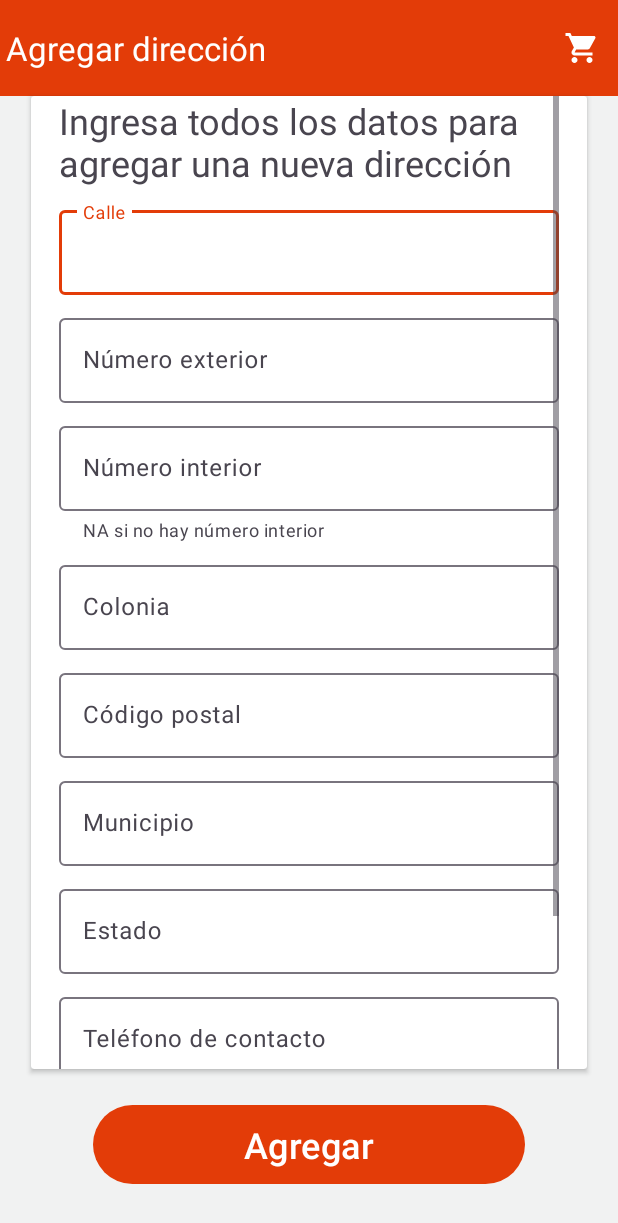
After one commit to alpi2111/LiikeGomi, an Android app: the AddAddressActivity screen opened directly, with no data from a screen before it, on a phone screen of 412 x 824 dp. The commit adds this screen. Shown: the top 1223 px of the screen. Run offline under Robolectric (Android 15) with nearby library versions, the phone set to English and light mode, and no system bars; our stand-ins replace CircleImageView, Firebase (no records; nobody signed in at launch, a user with empty details on screens opened directly).

Commit message:
[master] Added 'AddAddressActivity' that its launched just right after PaymentActivity creation (for testings). No items are saved, only for delevolpment advances

```diff
--- a/app/src/main/AndroidManifest.xml
+++ b/app/src/main/AndroidManifest.xml
@@ -70,6 +70,9 @@
         <activity
             android:name=".payment.ui.PaymentActivity"
             android:exported="true" />
+        <activity
+            android:name=".add_address.ui.AddAddressActivity"
+            android:exported="true" />
         <provider
             android:name="androidx.core.content.FileProvider"
             android:authorities="${applicationId}.provider"
--- /dev/null
+++ b/app/src/main/java/com/liike/liikegomi/add_address/ui/AddAddressActivity.kt
@@ -0,0 +1,42 @@
+package com.liike.liikegomi.add_address.ui
+
+import android.content.Intent
+import android.os.Bundle
+import androidx.activity.result.ActivityResultLauncher
+import androidx.appcompat.app.AppCompatActivity
+import com.liike.liikegomi.add_address.view_model.AddAddressViewModel
+import com.liike.liikegomi.add_address.view_model.AddAddressViewModelFactory
+import com.liike.liikegomi.base.ui.BaseActivity
+import com.liike.liikegomi.databinding.ActivityAddAddressBinding
+import com.liike.liikegomi.payment.ui.PaymentActivity
+
+class AddAddressActivity: BaseActivity<ActivityAddAddressBinding, AddAddressViewModel>() {
+
+    companion object {
+        fun launchForResult(appCompatActivity: AppCompatActivity, launcher: ActivityResultLauncher<Intent>) {
+            val intent = Intent(appCompatActivity, AddAddressActivity::class.java)
+            launcher.launch(intent)
+        }
+    }
+
+    override val mViewModel: AddAddressViewModel
+        get() = getViewModelFactory(this, AddAddressViewModelFactory())
+
+    override fun inflate(): ActivityAddAddressBinding {
+        return ActivityAddAddressBinding.inflate(layoutInflater)
+    }
+
+    override fun onCreate(savedInstanceState: Bundle?) {
+        super.onCreate(savedInstanceState)
+        mBinding.run {
+            btnCreate.setOnClickListener {
+                // TODO: CALL VIEW MODEL FOR ADDING ADDRESS
+                val intent = Intent().apply {
+                    putExtra(PaymentActivity.SELECTED_ADDRESS_KEY, "ADDRESS ADDED")
+                }
+                setResult(RESULT_OK, intent)
+                finish()
+            }
+        }
+    }
+}
--- /dev/null
+++ b/app/src/main/java/com/liike/liikegomi/add_address/view_model/AddAddressViewModel.kt
@@ -0,0 +1,6 @@
+package com.liike.liikegomi.add_address.view_model
+
+import com.liike.liikegomi.base.viewmodel.BaseViewModel
+
+class AddAddressViewModel: BaseViewModel() {
+}
--- /dev/null
+++ b/app/src/main/java/com/liike/liikegomi/add_address/view_model/AddAddressViewModelFactory.kt
@@ -0,0 +1,9 @@
+package com.liike.liikegomi.add_address.view_model
+
+import com.liike.liikegomi.base.viewmodel.BaseViewModelFactory
+
+class AddAddressViewModelFactory: BaseViewModelFactory<AddAddressViewModel>() {
+    override fun setViewModel(): AddAddressViewModel {
+        return AddAddressViewModel()
+    }
+}
--- a/app/src/main/java/com/liike/liikegomi/background/firebase_db/entities/Direcciones.kt
+++ b/app/src/main/java/com/liike/liikegomi/background/firebase_db/entities/Direcciones.kt
@@ -4,17 +4,44 @@ import com.google.firebase.firestore.PropertyName
 import com.liike.liikegomi.background.firebase_db.base.FirebaseObjectInterface
 
 class Direcciones(
-    @get:PropertyName("direccion") val direccion: String,
-    @get:PropertyName("estado") val estado: String,
-    @get:PropertyName("municipio") val municipio: String,
-    @get:PropertyName("colonia") val colonia: String,
-    @get:PropertyName("calle") val calle: String,
-    @get:PropertyName("cp") val cp: String,
-    @get:PropertyName("num_exterior") val numExterior: String,
-    @get:PropertyName("num_interior") val numInterior: String,
-    @get:PropertyName("telefono") val telefono: String,
-    @get:PropertyName("referencias") val referencias: String,
-    @get:PropertyName("id_direccion") val idDireccion: Int = 0,
-): FirebaseObjectInterface() {
-    override fun toString(): String = direccion
+//    @get:PropertyName("direccion")
+//    @set:PropertyName("direccion")
+//    var direccion: String,
+    @get:PropertyName("estado")
+    @set:PropertyName("estado")
+    var estado: String,
+    @get:PropertyName("municipio")
+    @set:PropertyName("municipio")
+    var municipio: String,
+    @get:PropertyName("colonia")
+    @set:PropertyName("colonia")
+    var colonia: String,
+    @get:PropertyName("calle")
+    @set:PropertyName("calle")
+    var calle: String,
+    @get:PropertyName("cp")
+    @set:PropertyName("cp")
+    var cp: String,
+    @get:PropertyName("num_exterior")
+    @set:PropertyName("num_exterior")
+    var numExterior: String,
+    @get:PropertyName("num_interior")
+    @set:PropertyName("num_interior")
+    var numInterior: String,
+    @get:PropertyName("telefono")
+    @set:PropertyName("telefono")
+    var telefono: String,
+    @get:PropertyName("referencias")
+    @set:PropertyName("referencias")
+    var referencias: String,
+//    @get:PropertyName("id_direccion")
+//    @set:PropertyName("id_direccion")
+//    var idDireccion: Int = 0,
+) : FirebaseObjectInterface() {
+    override fun toString(): String = calle
+
+    fun formattedAddress(): String {
+        return "${calle.trim()} ${numExterior.trim()} ${numInterior.trim()} - ${colonia.trim()}; ${cp.trim()}, ${municipio.trim()}, ${estado.trim()}." +
+                "\nTeléfono: ${telefono.trim()} - Referencias: ${referencias.trim()}"
+    }
 }
--- a/app/src/main/java/com/liike/liikegomi/payment/ui/PaymentActivity.kt
+++ b/app/src/main/java/com/liike/liikegomi/payment/ui/PaymentActivity.kt
@@ -1,9 +1,14 @@
 package com.liike.liikegomi.payment.ui
 
+import android.app.Activity
 import android.content.Intent
 import android.os.Bundle
+import android.util.Log
+import androidx.activity.result.ActivityResultLauncher
+import androidx.activity.result.contract.ActivityResultContracts
 import androidx.appcompat.app.AppCompatActivity
 import androidx.core.view.isVisible
+import com.liike.liikegomi.add_address.ui.AddAddressActivity
 import com.liike.liikegomi.background.utils.ActivityUtils
 import com.liike.liikegomi.base.ui.BaseActivity
 import com.liike.liikegomi.databinding.ActivityPaymentBinding
@@ -12,7 +17,18 @@ import com.liike.liikegomi.payment.view_model.PaymentViewModelFactory
 
 class PaymentActivity: BaseActivity<ActivityPaymentBinding, PaymentViewModel>() {
 
+    private val addressLauncher: ActivityResultLauncher<Intent> = registerForActivityResult(ActivityResultContracts.StartActivityForResult()) { result ->
+        if (result.resultCode != Activity.RESULT_OK || result.data == null) {
+            Log.e("NO_DATA", "NO_DATA_SELECTED_OR_CANCELED")
+            return@registerForActivityResult
+        }
+        val address = result.data!!.getStringExtra(SELECTED_ADDRESS_KEY).toString()
+        Log.d("DATA", address)
+        mBinding.address.text = address
+    }
+
     companion object {
+        const val SELECTED_ADDRESS_KEY = "selectedAddressKey"
         fun launch(appCompatActivity: AppCompatActivity) {
             val intent = Intent(appCompatActivity, PaymentActivity::class.java)
             appCompatActivity.startActivity(intent)
@@ -43,5 +59,6 @@ class PaymentActivity: BaseActivity<ActivityPaymentBinding, PaymentViewModel>()
                 ActivityUtils.copyToClipboard(this@PaymentActivity, "Telefono", "+527831280145")
             }
         }
+        AddAddressActivity.launchForResult(this, addressLauncher)
     }
 }
--- /dev/null
+++ b/app/src/main/res/layout/activity_add_address.xml
@@ -0,0 +1,253 @@
+<?xml version="1.0" encoding="utf-8"?>
+<androidx.constraintlayout.widget.ConstraintLayout xmlns:android="http://schemas.android.com/apk/res/android"
+    xmlns:app="http://schemas.android.com/apk/res-auto"
+    android:layout_width="match_parent"
+    android:layout_height="match_parent"
+    android:background="@color/background_gray">
+
+    <com.liike.liikegomi.base.ui.components.Toolbar
+        android:id="@+id/toolbar"
+        android:layout_width="match_parent"
+        android:layout_height="wrap_content"
+        app:layout_constraintTop_toTopOf="parent"
+        app:title="Agregar dirección" />
+
+    <androidx.cardview.widget.CardView
+        android:layout_width="0dp"
+        android:layout_height="0dp"
+        android:layout_marginBottom="20dp"
+        app:layout_constraintBottom_toTopOf="@id/btn_create"
+        app:layout_constraintEnd_toEndOf="parent"
+        app:layout_constraintStart_toStartOf="parent"
+        app:layout_constraintTop_toBottomOf="@id/toolbar"
+        app:layout_constraintWidth_percent="0.9">
+
+        <androidx.constraintlayout.widget.ConstraintLayout
+            android:layout_width="match_parent"
+            android:layout_height="wrap_content">
+
+            <ScrollView
+                android:layout_width="0dp"
+                android:layout_height="wrap_content"
+                android:layout_marginVertical="20dp"
+                app:layout_constraintBottom_toBottomOf="parent"
+                app:layout_constraintEnd_toEndOf="parent"
+                app:layout_constraintStart_toStartOf="parent"
+                app:layout_constraintTop_toTopOf="parent"
+                app:layout_constraintWidth_percent="0.9">
+
+                <androidx.constraintlayout.widget.ConstraintLayout
+                    android:layout_width="match_parent"
+                    android:layout_height="wrap_content">
+
+                    <TextView
+                        android:id="@+id/subtitle"
+                        android:layout_width="wrap_content"
+                        android:layout_height="wrap_content"
+                        android:text="Ingresa todos los datos para agregar una nueva dirección"
+                        android:textSize="24sp"
+                        app:layout_constraintStart_toStartOf="parent"
+                        app:layout_constraintTop_toTopOf="parent" />
+
+                    <com.google.android.material.textfield.TextInputLayout
+                        android:id="@+id/il_street"
+                        android:layout_width="0dp"
+                        android:layout_height="wrap_content"
+                        android:layout_marginTop="10dp"
+                        android:hint="Calle"
+                        app:layout_constraintEnd_toEndOf="parent"
+                        app:layout_constraintStart_toStartOf="parent"
+                        app:layout_constraintTop_toBottomOf="@id/subtitle">
+
+                        <com.google.android.material.textfield.TextInputEditText
+                            android:id="@+id/et_street"
+                            android:layout_width="match_parent"
+                            android:layout_height="wrap_content"
+                            android:drawablePadding="10dp"
+                            android:drawableTint="@color/light_primary"
+                            android:inputType="textMultiLine"
+                            android:maxLines="3" />
+                    </com.google.android.material.textfield.TextInputLayout>
+
+                    <com.google.android.material.textfield.TextInputLayout
+                        android:id="@+id/il_exterior_number"
+                        android:layout_width="0dp"
+                        android:layout_height="wrap_content"
+                        android:layout_marginTop="10dp"
+                        android:hint="Número exterior"
+                        app:layout_constraintEnd_toEndOf="parent"
+                        app:layout_constraintStart_toStartOf="parent"
+                        app:layout_constraintTop_toBottomOf="@id/il_street">
+
+                        <com.google.android.material.textfield.TextInputEditText
+                            android:id="@+id/et_exterior_number"
+                            android:layout_width="match_parent"
+                            android:layout_height="wrap_content"
+                            android:drawablePadding="10dp"
+                            android:drawableTint="@color/light_primary"
+                            android:inputType="text"
+                            android:maxLines="1" />
+                    </com.google.android.material.textfield.TextInputLayout>
+
+                    <com.google.android.material.textfield.TextInputLayout
+                        android:id="@+id/il_price"
+                        android:layout_width="0dp"
+                        android:layout_height="wrap_content"
+                        android:layout_marginTop="10dp"
+                        android:hint="Número interior"
+                        app:helperText="NA si no hay número interior"
+                        app:layout_constraintEnd_toEndOf="parent"
+                        app:layout_constraintStart_toStartOf="parent"
+                        app:layout_constraintTop_toBottomOf="@id/il_exterior_number">
+
+                        <com.google.android.material.textfield.TextInputEditText
+                            android:id="@+id/et_price"
+                            android:layout_width="match_parent"
+                            android:layout_height="wrap_content"
+                            android:drawablePadding="10dp"
+                            android:drawableTint="@color/light_primary"
+                            android:inputType="text"
+                            android:maxLines="1" />
+                    </com.google.android.material.textfield.TextInputLayout>
+
+                    <com.google.android.material.textfield.TextInputLayout
+                        android:id="@+id/il_colony"
+                        android:layout_width="0dp"
+                        android:layout_height="wrap_content"
+                        android:layout_marginTop="10dp"
+                        android:hint="Colonia"
+                        app:layout_constraintEnd_toEndOf="parent"
+                        app:layout_constraintStart_toStartOf="parent"
+                        app:layout_constraintTop_toBottomOf="@id/il_price">
+
+                        <com.google.android.material.textfield.TextInputEditText
+                            android:id="@+id/et_colony"
+                            android:layout_width="match_parent"
+                            android:layout_height="wrap_content"
+                            android:drawablePadding="10dp"
+                            android:drawableTint="@color/light_primary"
+                            android:inputType="textMultiLine"
+                            android:maxLines="2" />
+                    </com.google.android.material.textfield.TextInputLayout>
+
+                    <com.google.android.material.textfield.TextInputLayout
+                        android:id="@+id/il_cp"
+                        android:layout_width="0dp"
+                        android:layout_height="wrap_content"
+                        android:layout_marginTop="10dp"
+                        android:hint="Código postal"
+                        app:layout_constraintEnd_toEndOf="parent"
+                        app:layout_constraintStart_toStartOf="parent"
+                        app:layout_constraintTop_toBottomOf="@id/il_colony">
+
+                        <com.google.android.material.textfield.TextInputEditText
+                            android:id="@+id/et_cp"
+                            android:layout_width="match_parent"
+                            android:layout_height="wrap_content"
+                            android:drawablePadding="10dp"
+                            android:drawableTint="@color/light_primary"
+                            android:inputType="number"
+                            android:maxLines="1" />
+                    </com.google.android.material.textfield.TextInputLayout>
+
+                    <com.google.android.material.textfield.TextInputLayout
+                        android:id="@+id/il_town"
+                        android:layout_width="0dp"
+                        android:layout_height="wrap_content"
+                        android:layout_marginTop="10dp"
+                        android:hint="Municipio"
+                        app:layout_constraintEnd_toEndOf="parent"
+                        app:layout_constraintStart_toStartOf="parent"
+                        app:layout_constraintTop_toBottomOf="@id/il_cp">
+
+                        <com.google.android.material.textfield.TextInputEditText
+                            android:id="@+id/et_town"
+                            android:layout_width="match_parent"
+                            android:layout_height="wrap_content"
+                            android:drawablePadding="10dp"
+                            android:drawableTint="@color/light_primary"
+                            android:inputType="textMultiLine"
+                            android:maxLines="2" />
+                    </com.google.android.material.textfield.TextInputLayout>
+
+                    <com.google.android.material.textfield.TextInputLayout
+                        android:id="@+id/il_state"
+                        android:layout_width="0dp"
+                        android:layout_height="wrap_content"
+                        android:layout_marginTop="10dp"
+                        android:hint="Estado"
+                        app:layout_constraintEnd_toEndOf="parent"
+                        app:layout_constraintStart_toStartOf="parent"
+                        app:layout_constraintTop_toBottomOf="@id/il_town">
+
+                        <com.google.android.material.textfield.TextInputEditText
+                            android:id="@+id/et_state"
+                            android:layout_width="match_parent"
+                            android:layout_height="wrap_content"
+                            android:drawablePadding="10dp"
+                            android:drawableTint="@color/light_primary"
+                            android:inputType="text"
+                            android:maxLines="1" />
+                    </com.google.android.material.textfield.TextInputLayout>
+
+                    <com.google.android.material.textfield.TextInputLayout
+                        android:id="@+id/il_phone"
+                        android:layout_width="0dp"
+                        android:layout_height="wrap_content"
+                        android:layout_marginTop="10dp"
+                        android:hint="Teléfono de contacto"
+                        app:layout_constraintEnd_toEndOf="parent"
+                        app:layout_constraintStart_toStartOf="parent"
+                        app:layout_constraintTop_toBottomOf="@id/il_state">
+
+                        <com.google.android.material.textfield.TextInputEditText
+                            android:id="@+id/et_phone"
+                            android:layout_width="match_parent"
+                            android:layout_height="wrap_content"
+                            android:drawablePadding="10dp"
+                            android:drawableTint="@color/light_primary"
+                            android:inputType="number"
+                            android:maxLines="1" />
+                    </com.google.android.material.textfield.TextInputLayout>
+
+                    <com.google.android.material.textfield.TextInputLayout
+                        android:id="@+id/il_references"
+                        android:layout_width="0dp"
+                        android:layout_height="wrap_content"
+                        android:layout_marginTop="10dp"
+                        android:layout_marginBottom="20dp"
+                        android:hint="Referencias"
+                        app:helperText="Por ejemplo, entre calles, color de casa, etc."
+                        app:layout_constraintBottom_toBottomOf="parent"
+                        app:layout_constraintEnd_toEndOf="parent"
+                        app:layout_constraintStart_toStartOf="parent"
+                        app:layout_constraintTop_toBottomOf="@id/il_phone">
+
+                        <com.google.android.material.textfield.TextInputEditText
+                            android:id="@+id/et_references"
+                            android:layout_width="match_parent"
+                            android:layout_height="wrap_content"
+                            android:drawablePadding="10dp"
+                            android:drawableTint="@color/light_primary"
+                            android:inputType="textMultiLine"
+                            android:maxLines="4" />
+                    </com.google.android.material.textfield.TextInputLayout>
+                </androidx.constraintlayout.widget.ConstraintLayout>
+            </ScrollView>
+        </androidx.constraintlayout.widget.ConstraintLayout>
+    </androidx.cardview.widget.CardView>
+
+    <com.google.android.material.button.MaterialButton
+        android:id="@+id/btn_create"
+        android:layout_width="0dp"
+        android:layout_height="wrap_content"
+        android:paddingVertical="10dp"
+        android:text="Agregar"
+        android:textSize="24sp"
+        app:layout_constraintBottom_toBottomOf="parent"
+        app:layout_constraintEnd_toEndOf="parent"
+        app:layout_constraintStart_toStartOf="parent"
+        app:layout_constraintTop_toTopOf="parent"
+        app:layout_constraintVertical_bias="0.96"
+        app:layout_constraintWidth_percent="0.7" />
+</androidx.constraintlayout.widget.ConstraintLayout>
--- a/app/src/main/res/layout/activity_payment.xml
+++ b/app/src/main/res/layout/activity_payment.xml
@@ -63,7 +63,6 @@
                         android:layout_height="wrap_content"
                         android:ellipsize="end"
                         android:maxLines="6"
-                        android:textSize="16sp"
                         android:textStyle="italic"
                         app:layout_constraintTop_toTopOf="parent"
                         tools:text="@tools:sample/lorem/random" />
```
